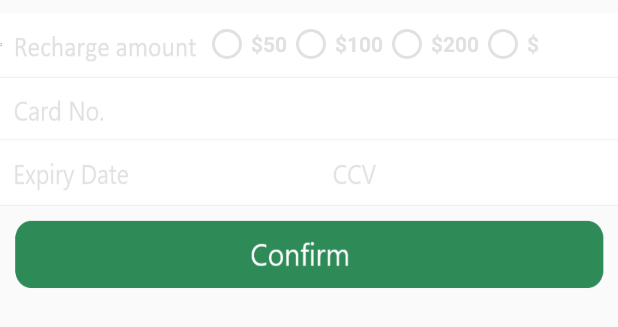
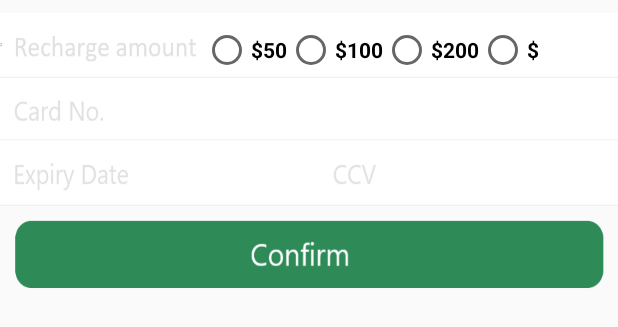
Before and after one commit to CMPUT301W20T16/QuicaR, an Android app: the layout activity_recharge.xml on its own in the app's theme, with its tools: preview values and no code run, on a phone screen of 412 x 824 dp. Shown: the top 327 px of the screen. Run offline under Robolectric (Android 15) with nearby library versions, the phone set to English and light mode, and no system bars; Roboto replaces fonts that are not available here.

Commit message:
finish the wallet recharge part

```diff
--- a/AndroidStudioProjects/QuicaR/app/src/main/AndroidManifest.xml
+++ b/AndroidStudioProjects/QuicaR/app/src/main/AndroidManifest.xml
@@ -75,6 +75,7 @@
         <activity android:name=".ScanTransferActivity" android:parentActivityName=".WalletOverviewActivity"/>
         <activity android:name=".PayPasswordChangeEnterActivity" android:parentActivityName=".WalletOverviewActivity" />
         <activity android:name=".WalletIntro" android:parentActivityName=".WalletOverviewActivity" />
+        <activity android:name=".RechargeActivity" android:parentActivityName=".WalletOverviewActivity" />
         <activity android:name=".PayPasswordSetActivity" android:parentActivityName=".RiderRequestActivity"/>
         <activity android:name=".PayPasswordEnterActivity" android:parentActivityName=".SetAmountActivity"/>
         <activity android:name=".QRPaymentActivity" />
--- a/AndroidStudioProjects/QuicaR/app/src/main/java/com/example/util/MyUtil.java
+++ b/AndroidStudioProjects/QuicaR/app/src/main/java/com/example/util/MyUtil.java
@@ -7,6 +7,10 @@ import android.view.inputmethod.InputMethodManager;
 import android.widget.EditText;
 
 import androidx.appcompat.app.AppCompatActivity;
+
+import java.text.ParseException;
+import java.text.SimpleDateFormat;
+import java.util.Date;
 
 public class MyUtil {
 
--- a/AndroidStudioProjects/QuicaR/app/src/main/res/layout/activity_recharge.xml
+++ b/AndroidStudioProjects/QuicaR/app/src/main/res/layout/activity_recharge.xml
@@ -6,8 +6,7 @@
     <RelativeLayout
         android:layout_marginTop="5dp"
         android:layout_width="match_parent"
-        android:layout_height="wrap_content"
-        >
+        android:layout_height="wrap_content">
 
         <ImageView
             android:layout_width="wrap_content"
@@ -19,6 +18,7 @@
             android:contentDescription="@string/card_fragment"/>
 
         <RadioGroup
+            android:id="@+id/amount_group"
             android:layout_width="wrap_content"
             android:layout_height="wrap_content"
             android:layout_alignParentStart="true"
@@ -32,8 +32,6 @@
                 android:layout_width="wrap_content"
                 android:layout_height="wrap_content"
                 android:text="$50"
-                android:buttonTint="@color/addCardBackground"
-                android:textColor="@color/addCardBackground"
                 android:textSize="14sp"
                 android:textStyle="bold" />
 
@@ -42,8 +40,6 @@
                 android:layout_width="wrap_content"
                 android:layout_height="wrap_content"
                 android:text="$100"
-                android:buttonTint="@color/addCardBackground"
-                android:textColor="@color/addCardBackground"
                 android:textSize="14sp"
                 android:textStyle="bold" />
 
@@ -52,8 +48,6 @@
                 android:layout_width="wrap_content"
                 android:layout_height="wrap_content"
                 android:text="$200"
-                android:buttonTint="@color/addCardBackground"
-                android:textColor="@color/addCardBackground"
                 android:textSize="14sp"
                 android:textStyle="bold" />
 
@@ -62,28 +56,25 @@
                 android:layout_width="wrap_content"
                 android:layout_height="wrap_content"
                 android:text="$"
-                android:buttonTint="@color/addCardBackground"
-                android:textColor="@color/addCardBackground"
                 android:textSize="14sp"
                 android:textStyle="bold" />
 
             <EditText
                 android:id="@+id/enter_amount"
+                android:layout_marginStart="-1dp"
+                android:layout_marginTop="-1dp"
                 android:layout_width="wrap_content"
                 android:layout_height="wrap_content"
-                android:textCursorDrawable="@color/addCardBackground"
-                android:background="@null"
-                android:textColor="@color/addCardBackground"
-                android:textSize="14sp" />
-
+                android:textSize="14sp"
+                android:visibility="invisible"/>
         </RadioGroup>
 
         <Spinner
             android:id="@+id/card_spinner"
             android:layout_width="wrap_content"
             android:layout_height="wrap_content"
-            android:layout_marginTop="55dp"
-            android:layout_marginStart="80dp"
+            android:layout_marginTop="56dp"
+            android:layout_marginStart="72dp"
             android:spinnerMode="dropdown"
             android:popupBackground="@color/white" />
 
@@ -110,7 +101,7 @@
         <ImageView
             android:id="@+id/card_outline"
             android:layout_width="wrap_content"
-            android:layout_height="match_parent"/>
+            android:layout_height="match_parent" />
 
     </RelativeLayout>
 
--- a/AndroidStudioProjects/QuicaR/app/src/main/res/layout/activity_wallet_overview.xml
+++ b/AndroidStudioProjects/QuicaR/app/src/main/res/layout/activity_wallet_overview.xml
@@ -143,7 +143,7 @@
             android:visibility="visible" />
 
         <Button
-            android:id="@+id/add_money"
+            android:id="@+id/recharge"
             android:layout_width="match_parent"
             android:layout_height="70dp"
             android:layout_marginStart="9dp"
```
Also changed, not shown: AndroidStudioProjects/QuicaR/app/src/main/java/com/example/quicar/CardNumAdapter.java (added, +18 -0 lines), AndroidStudioProjects/QuicaR/app/src/main/java/com/example/quicar/RechargeActivity.java (added, +186 -0 lines), AndroidStudioProjects/QuicaR/app/src/main/java/com/example/quicar/WalletOverviewActivity.java (+9 -0 lines).
